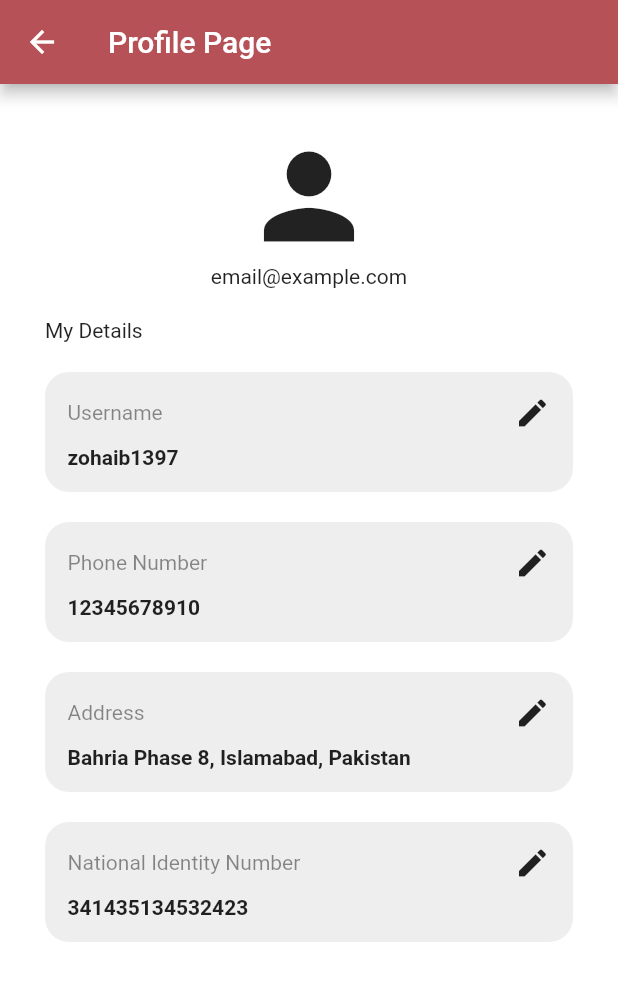
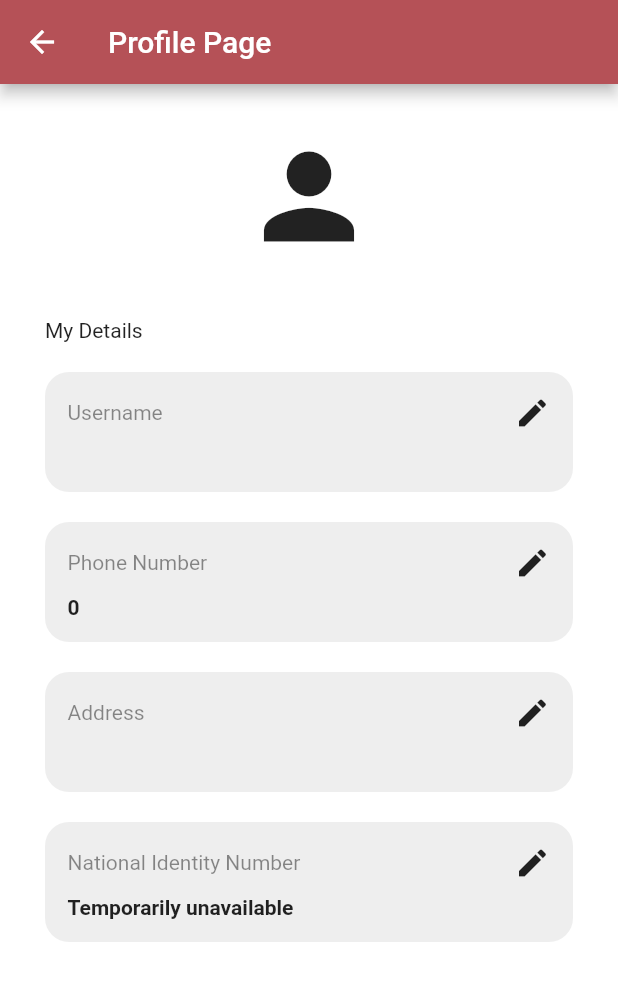
Before and after one commit to Zohaib1397/homenom, a Flutter app: the ProfileScreen screen opened by its route, on a phone screen of 412 x 824 dp. Shown: the top 981 px of the screen. Run offline on Flutter 3.47's test engine with Material 2 defaults, Android fonts, the phone set to English and light mode, and no system bars; our stand-ins replace cloud_firestore, firebase_auth, firebase_core, pinput; accounts and stored records are empty.

Commit message:
Working Profile screen

```diff
--- a/lib/main.dart
+++ b/lib/main.dart
@@ -30,10 +30,10 @@ class MyApp extends StatelessWidget {
   Widget build(BuildContext context) {
     return MaterialApp(
       debugShowCheckedModeBanner: false,
-      initialRoute: HomeScreen.id,
+      initialRoute: AuthenticationStatus.id,
       routes: {
         HomeScreen.id : (context) => const HomeScreen(),
-        ProfileScreen.id : (context) => const ProfileScreen(),
+        ProfileScreen.id : (context) => ProfileScreen(),
         LocationScreen.id : (context) => const LocationScreen(),
         LoginScreen.id : (context) => const LoginScreen(),
         SignUpScreen.id: (context) => const SignUpScreen(),
--- a/lib/screens/home_screen.dart
+++ b/lib/screens/home_screen.dart
@@ -28,7 +28,7 @@ class _HomeScreenState extends State<HomeScreen> {
   void showProfileScreen(){
     // First pop out drawer
     Navigator.pop(context);
-    Navigator.push(context, MaterialPageRoute(builder: (context) => const ProfileScreen()));
+    Navigator.push(context, MaterialPageRoute(builder: (context) =>  ProfileScreen()));
   }
 
   @override
--- a/lib/screens/profile_screen.dart
+++ b/lib/screens/profile_screen.dart
@@ -1,10 +1,15 @@
+import 'package:cloud_firestore/cloud_firestore.dart';
+import 'package:firebase_auth/firebase_auth.dart';
 import 'package:flutter/material.dart';
 import 'package:homenom/constants/constants.dart';
 import 'package:homenom/screens/widgets/profile_card.dart';
+import 'package:homenom/services/Utlis.dart';
 
 class ProfileScreen extends StatelessWidget {
-  const ProfileScreen({super.key});
+  ProfileScreen({super.key});
 
+
+  final currentUser = FirebaseAuth.instance.currentUser!;
   static const String id = "Profile_Screen";
 
   @override
@@ -17,8 +22,15 @@ class ProfileScreen extends StatelessWidget {
       ),
       body: Padding(
         padding: const EdgeInsets.all(30.0),
-        child: Column(
-          crossAxisAlignment: CrossAxisAlignment.start,
+        child: StreamBuilder(
+            stream: FirebaseFirestore.instance
+                .collection('Users')
+                .doc(currentUser.email)
+                .snapshots(),
+            builder: (context, snapshot) {
+              if (snapshot.hasData) {
+                final user = snapshot.data!.data() as Map<String, dynamic>;
+                return ListView(
                   children: [
                     // Profile Picture
                     SizedBox(
@@ -26,11 +38,11 @@ class ProfileScreen extends StatelessWidget {
                       child: Column(
                         crossAxisAlignment: CrossAxisAlignment.center,
                         children: [
-                  Icon(
+                          const Icon(
                             Icons.person,
                             size: 90,
                           ),
-                  Text("email@example.com"),
+                          Text(user['email']),
                         ],
                       ),
                     ),
@@ -38,26 +50,37 @@ class ProfileScreen extends StatelessWidget {
                     const Text("My Details"),
                     ProfileCard(
                       field: "Username",
-              content: "zohaib1397",
-              onEdit: (){},
+                      content: user['username'],
+                      onEdit: () {},
                     ),
                     ProfileCard(
                       field: "Phone Number",
-              content: "12345678910",
-              onEdit: (){},
+                      content: "0${user['phoneNum']}",
+                      onEdit: () {},
                     ),
                     ProfileCard(
                       field: "Address",
-              content: "Bahria Phase 8, Islamabad, Pakistan",
-              onEdit: (){},
+                      content: user['address'],
+                      onEdit: () {},
                     ),
                     ProfileCard(
                       field: "National Identity Number",
-              content: "341435134532423",
-              onEdit: (){},
+                      content: "Temporarily unavailable",
+                      onEdit: () {},
                     ),
                   ],
-        ),
+                );
+              } else if (snapshot.hasError) {
+                return Utils.showPopup(context, "Database Error",
+                    "Error accessing data. Contact developer");
+              } else {
+                return Center(
+                    child: Container(
+                  padding: const EdgeInsets.all(40),
+                  child: const CircularProgressIndicator(),
+                ));
+              }
+            }),
       ),
     );
   }
--- a/lib/services/Utlis.dart
+++ b/lib/services/Utlis.dart
@@ -4,18 +4,18 @@ class Utils {
   static showPopup(BuildContext context, String title, String message) {
     showDialog(
       context: context,
-      builder: (ctx) {
+      builder: (BuildContext context) {
         return AlertDialog(
           title: Text(title),
           content: Text(message),
           actions: [
             TextButton(
               onPressed: () {
-                Navigator.of(ctx).pop();
+                Navigator.pop(context);
               },
               child: Container(
                 padding: const EdgeInsets.all(14),
-                child: const Text("okay"),
+                child: const Text("Okay"),
               ),
             )
           ],
```
Also changed, not shown: lib/screens/signup_screen.dart (+11 -11 lines). Lines whose indentation alone changed are shown as unchanged.
